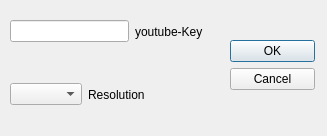
The window that inputbox.ui (neithanmo/BitRiver) describes before a commit, drawn with Qt 5.
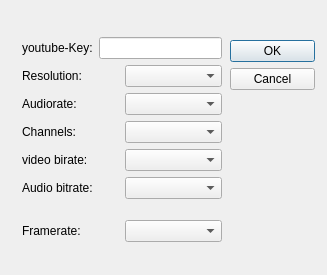
The same window after the commit.

Commit message: window for settings check-only more features for configuration the streamng

```diff
--- a/inputbox.ui
+++ b/inputbox.ui
@@ -7,7 +7,7 @@
     <x>0</x>
     <y>0</y>
     <width>327</width>
-    <height>136</height>
+    <height>275</height>
    </rect>
   </property>
   <property name="windowTitle">
@@ -29,47 +29,133 @@
     <set>QDialogButtonBox::Cancel|QDialogButtonBox::Ok</set>
    </property>
   </widget>
-  <widget class="QWidget" name="">
+  <widget class="QWidget" name="layoutWidget">
    <property name="geometry">
     <rect>
-     <x>10</x>
-     <y>20</y>
-     <width>193</width>
-     <height>23</height>
+     <x>22</x>
+     <y>22</y>
+     <width>200</width>
+     <height>237</height>
     </rect>
    </property>
-   <layout class="QHBoxLayout" name="horizontalLayout">
+   <layout class="QVBoxLayout" name="verticalLayout_2">
     <item>
-     <widget class="QLineEdit" name="lineEdit"/>
+     <layout class="QVBoxLayout" name="verticalLayout">
+      <item>
+       <layout class="QHBoxLayout" name="horizontalLayout">
+        <item>
+         <widget class="QLabel" name="label">
+          <property name="text">
+           <string>youtube-Key:</string>
+          </property>
+         </widget>
+        </item>
+        <item>
+         <widget class="QLineEdit" name="youtubeLine"/>
+        </item>
+       </layout>
+      </item>
+      <item>
+       <layout class="QHBoxLayout" name="horizontalLayout_12">
+        <item>
+         <widget class="QLabel" name="label_2">
+          <property name="text">
+           <string>Resolution:</string>
+          </property>
+         </widget>
+        </item>
+        <item>
+         <widget class="QComboBox" name="Resolution"/>
+        </item>
+       </layout>
+      </item>
+      <item>
+       <layout class="QHBoxLayout" name="horizontalLayout_10">
+        <item>
+         <layout class="QHBoxLayout" name="horizontalLayout_4">
+          <item>
+           <widget class="QLabel" name="label_4">
+            <property name="text">
+             <string>Audiorate:</string>
+            </property>
+           </widget>
+          </item>
+         </layout>
+        </item>
+        <item>
+         <widget class="QComboBox" name="Audiorate"/>
+        </item>
+       </layout>
+      </item>
+      <item>
+       <layout class="QHBoxLayout" name="horizontalLayout_9">
+        <item>
+         <layout class="QHBoxLayout" name="horizontalLayout_5">
+          <item>
+           <widget class="QLabel" name="label_5">
+            <property name="text">
+             <string>Channels:</string>
+            </property>
+           </widget>
+          </item>
+         </layout>
+        </item>
+        <item>
+         <widget class="QComboBox" name="Channels"/>
+        </item>
+       </layout>
+      </item>
+      <item>
+       <layout class="QHBoxLayout" name="horizontalLayout_8">
+        <item>
+         <layout class="QHBoxLayout" name="horizontalLayout_6">
+          <item>
+           <widget class="QLabel" name="label_6">
+            <property name="text">
+             <string>video birate:</string>
+            </property>
+           </widget>
+          </item>
+         </layout>
+        </item>
+        <item>
+         <widget class="QComboBox" name="VideoBitRate"/>
+        </item>
+       </layout>
+      </item>
+      <item>
+       <layout class="QHBoxLayout" name="horizontalLayout_2">
+        <item>
+         <layout class="QHBoxLayout" name="horizontalLayout_7">
+          <item>
+           <widget class="QLabel" name="label_7">
+            <property name="text">
+             <string>Audio bitrate:</string>
+            </property>
+           </widget>
+          </item>
+         </layout>
+        </item>
+        <item>
+         <widget class="QComboBox" name="AudioBitRate"/>
+        </item>
+       </layout>
+      </item>
+     </layout>
     </item>
     <item>
-     <widget class="QLabel" name="label">
-      <property name="text">
-       <string>youtube-Key</string>
-      </property>
-     </widget>
-    </item>
-   </layout>
-  </widget>
-  <widget class="QWidget" name="">
-   <property name="geometry">
-    <rect>
-     <x>10</x>
-     <y>80</y>
-     <width>144</width>
-     <height>29</height>
-    </rect>
-   </property>
-   <layout class="QHBoxLayout" name="horizontalLayout_2">
-    <item>
-     <widget class="QComboBox" name="comboBox"/>
-    </item>
-    <item>
-     <widget class="QLabel" name="label_2">
-      <property name="text">
-       <string>Resolution</string>
-      </property>
-     </widget>
+     <layout class="QHBoxLayout" name="horizontalLayout_3">
+      <item>
+       <widget class="QLabel" name="label_3">
+        <property name="text">
+         <string>Framerate:</string>
+        </property>
+       </widget>
+      </item>
+      <item>
+       <widget class="QComboBox" name="Framerate"/>
+      </item>
+     </layout>
     </item>
    </layout>
   </widget>
```
